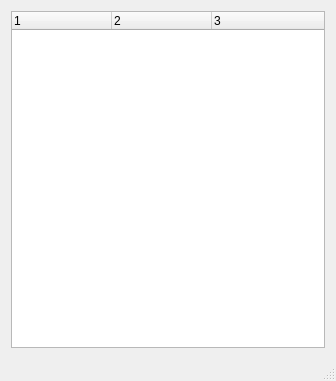
rplacd/Striptease, file mainwindow.ui: the form before one commit.
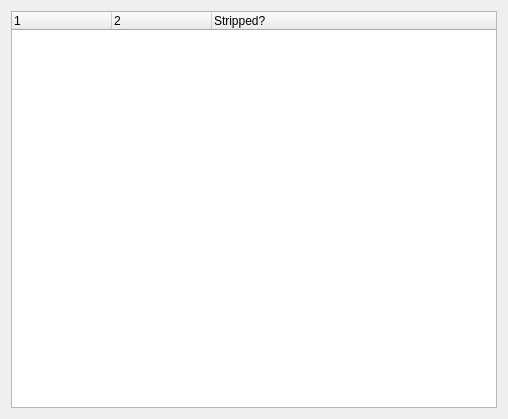
The form after the commit.

Commit message: serveral aesthetic tweaks; not enough.

Patch:
```diff
--- a/mainwindow.ui
+++ b/mainwindow.ui
@@ -6,8 +6,8 @@
    <rect>
     <x>0</x>
     <y>0</y>
-    <width>336</width>
-    <height>381</height>
+    <width>508</width>
+    <height>419</height>
    </rect>
   </property>
   <property name="minimumSize">
@@ -26,6 +26,9 @@
    <string>Striptease</string>
   </property>
   <widget class="QWidget" name="centralWidget">
+   <property name="autoFillBackground">
+    <bool>true</bool>
+   </property>
    <layout class="QGridLayout" name="gridLayout">
     <item row="0" column="0">
      <widget class="QTreeWidget" name="treeWidget">
@@ -46,28 +49,23 @@
       </property>
       <column>
        <property name="text">
-        <string notr="true">1</string>
+        <string notr="true"/>
        </property>
       </column>
       <column>
        <property name="text">
-        <string notr="true">2</string>
+        <string notr="true"/>
        </property>
       </column>
       <column>
        <property name="text">
-        <string notr="true">3</string>
+        <string notr="true">Stripped?</string>
        </property>
       </column>
      </widget>
     </item>
    </layout>
   </widget>
-  <widget class="QStatusBar" name="statusBar">
-   <property name="cursor">
-    <cursorShape>ArrowCursor</cursorShape>
-   </property>
-  </widget>
  </widget>
  <layoutdefault spacing="6" margin="11"/>
  <resources/>
```
The commit also changes 2 other files.
